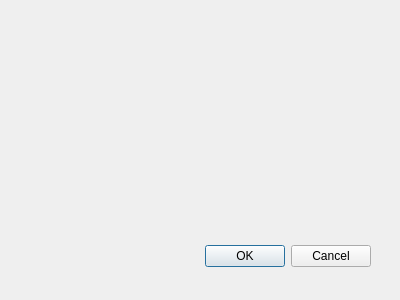
Above: web_map_exporter_dialog_base.ui from richard-thomas/qgis-web-map-exporter before the change. Below: the same form after it.
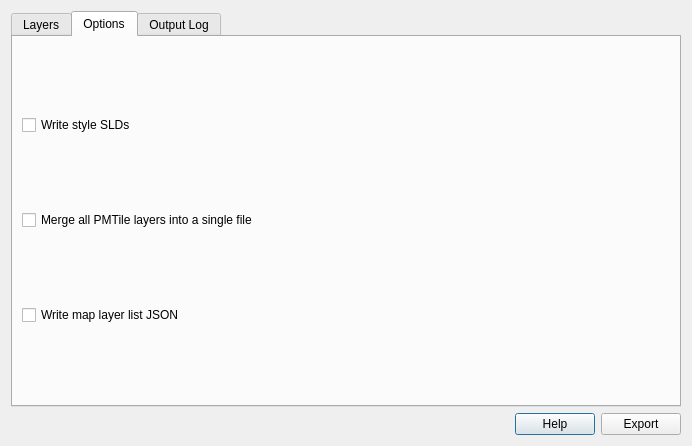
That is the form after the change. The open tabs and pages were chosen to show the change.

Commit message: Minor Qt UI changes. Now parses top level layers/groups and reports to "Output Log" tab

```diff
--- a/web_map_exporter_dialog_base.ui
+++ b/web_map_exporter_dialog_base.ui
@@ -1,33 +1,111 @@
 <ui version="4.0" >
  <class>WebMapExporterDialogBase</class>
- <widget class="QDialog" name="WebMapExporterDialogBase" >
-  <property name="geometry" >
+ <widget class="QDialog" name="WebMapExporterDialogBase">
+  <property name="geometry">
    <rect>
     <x>0</x>
     <y>0</y>
-    <width>400</width>
-    <height>300</height>
+    <width>692</width>
+    <height>446</height>
    </rect>
   </property>
   <property name="windowTitle" >
    <string>Web Map Exporter</string>
   </property>
-  <widget class="QDialogButtonBox" name="button_box" >
-   <property name="geometry" >
-    <rect>
-     <x>30</x>
-     <y>240</y>
-     <width>341</width>
-     <height>32</height>
-    </rect>
-   </property>
-   <property name="orientation" >
-    <enum>Qt::Horizontal</enum>
-   </property>
-   <property name="standardButtons" >
-    <set>QDialogButtonBox::Cancel|QDialogButtonBox::Ok</set>
-   </property>
-  </widget>
+  <layout class="QVBoxLayout" name="verticalLayout">
+   <item>
+    <widget class="QTabWidget" name="tab_widget_qt">
+     <property name="currentIndex">
+      <number>0</number>
+     </property>
+     <widget class="QWidget" name="tab_layers_qt">
+      <attribute name="title">
+       <string>Layers</string>
+      </attribute>
+      <layout class="QHBoxLayout" name="horizontalLayout">
+       <item>
+        <widget class="QTreeWidget" name="layers_tree_qt">
+         <attribute name="headerVisible">
+          <bool>false</bool>
+         </attribute>
+         <column>
+          <property name="text">
+           <string>1</string>
+          </property>
+         </column>
+        </widget>
+       </item>
+      </layout>
+     </widget>
+     <widget class="QWidget" name="tab_options_qt">
+      <attribute name="title">
+       <string>Options</string>
+      </attribute>
+      <layout class="QHBoxLayout" name="horizontalLayout_2">
+       <item>
+        <layout class="QVBoxLayout" name="verticalLayout_2">
+         <item>
+          <widget class="QCheckBox" name="options_checkbox_slds_qt">
+           <property name="text">
+            <string>Write style SLDs</string>
+           </property>
+          </widget>
+         </item>
+         <item>
+          <widget class="QCheckBox" name="options_checkbox_pmtiles_qt">
+           <property name="text">
+            <string>Merge all PMTile layers into a single file</string>
+           </property>
+          </widget>
+         </item>
+         <item>
+          <widget class="QCheckBox" name="options_checkbox_map_qt">
+           <property name="text">
+            <string>Write map layer list JSON</string>
+           </property>
+          </widget>
+         </item>
+        </layout>
+       </item>
+      </layout>
+     </widget>
+     <widget class="QWidget" name="tab_output_qt">
+      <attribute name="title">
+       <string>Output Log</string>
+      </attribute>
+      <layout class="QHBoxLayout" name="horizontalLayout_3">
+       <item>
+        <widget class="QTextBrowser" name="log_text_browser_qt"/>
+       </item>
+      </layout>
+     </widget>
+    </widget>
+   </item>
+   <item>
+    <layout class="QHBoxLayout" name="horizontalLayout_4">
+     <property name="bottomMargin">
+      <number>0</number>
+     </property>
+     <item>
+      <widget class="QDialogButtonBox" name="button_box_main_qt">
+       <property name="orientation">
+        <enum>Qt::Orientation::Horizontal</enum>
+       </property>
+       <property name="standardButtons">
+        <set>QDialogButtonBox::StandardButton::Help</set>
+       </property>
+      </widget>
+     </item>
+     <item>
+      <widget class="QPushButton" name="button_export_qt">
+       <property name="text">
+        <string>Export</string>
+       </property>
+      </widget>
+     </item>
+    </layout>
+   </item>
+  </layout>
  </widget>
  <resources/>
  <connections>
```
Left out of the diff: 33 changed lines with no effect on the pictures. The commit also changes 3 other files.
